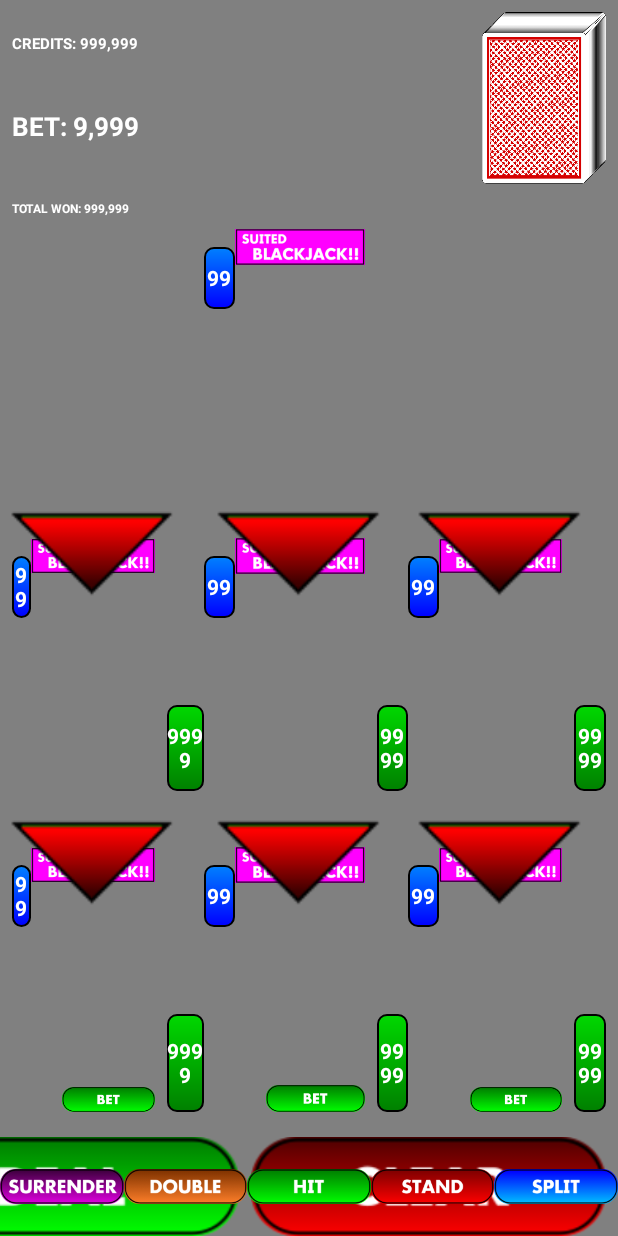
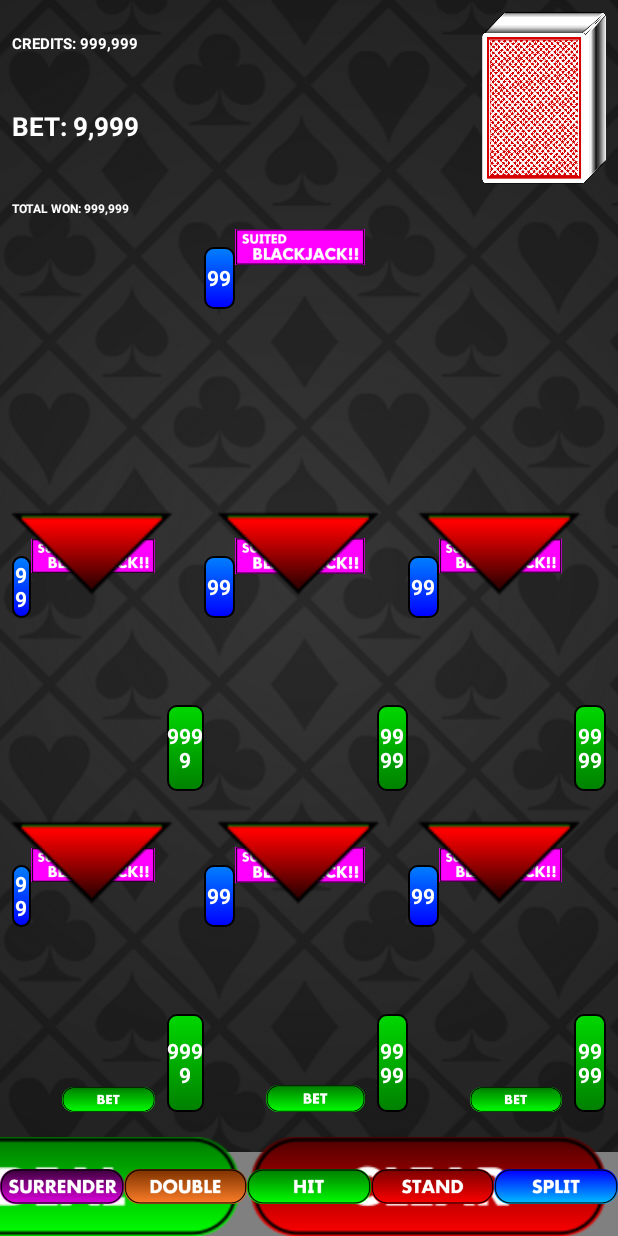
Before and after one commit to Cartrell/Blackjack, an Android app: the layout main_template.xml on its own in the app's theme, with its tools: preview values and no code run, on a phone screen of 412 x 824 dp. Run offline under Robolectric (Android 15) with nearby library versions, the phone set to English and light mode, and no system bars.

Commit message:
- Added background image

```diff
--- a/app/src/main/res/layout/main_template.xml
+++ b/app/src/main/res/layout/main_template.xml
@@ -9,6 +9,19 @@
         android:layout_height="match_parent"
         android:background="#808080"
         tools:context="com.example.cartrell.blackjack.MainActivity" >
+
+        <!-- ///////////////////////////////////////////////////// -->
+        <!-- background -->
+        <!-- ///////////////////////////////////////////////////// -->
+        <ImageView
+            android:id="@+id/backgroundImage"
+            android:layout_width="wrap_content"
+            android:layout_height="wrap_content"
+            android:src="@drawable/background"
+            app:layout_constraintLeft_toLeftOf="@+id/parentLeft"
+            app:layout_constraintRight_toRightOf="@+id/parentRight"
+            android:scaleType="centerCrop"
+            />
 
         <!-- ///////////////////////////////////////////////////// -->
         <!-- view guides -->
```
Also changed, not shown: app/src/main/java/com/example/cartrell/blackjack/engine/BackgroundViewManager.java (added, +57 -0 lines), app/src/main/java/com/example/cartrell/blackjack/engine/Views.java (+11 -1 lines), app/src/main/res/drawable/background.png.
